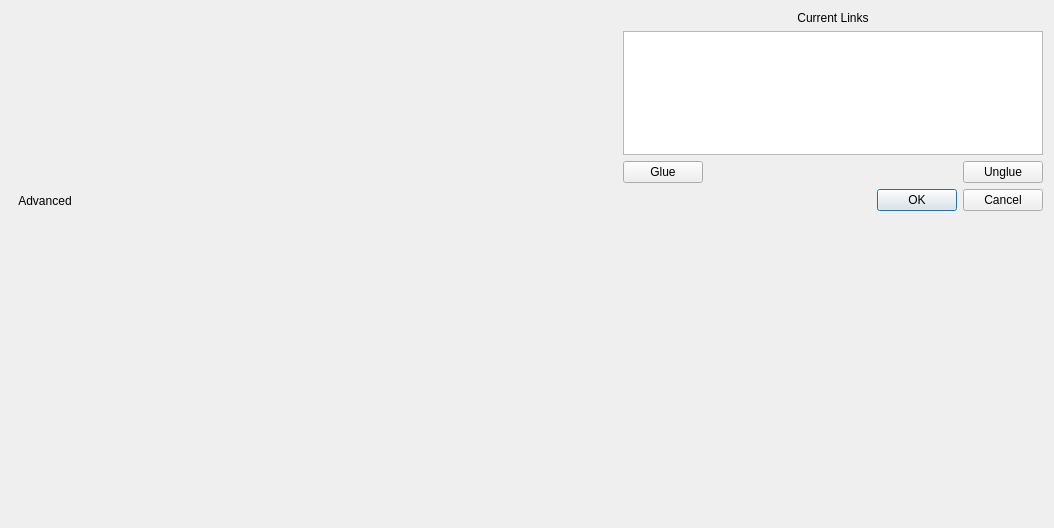
Qt form glue/dialogs/link_editor/qt/link_editor.ui (glue-viz/glue) before a commit.
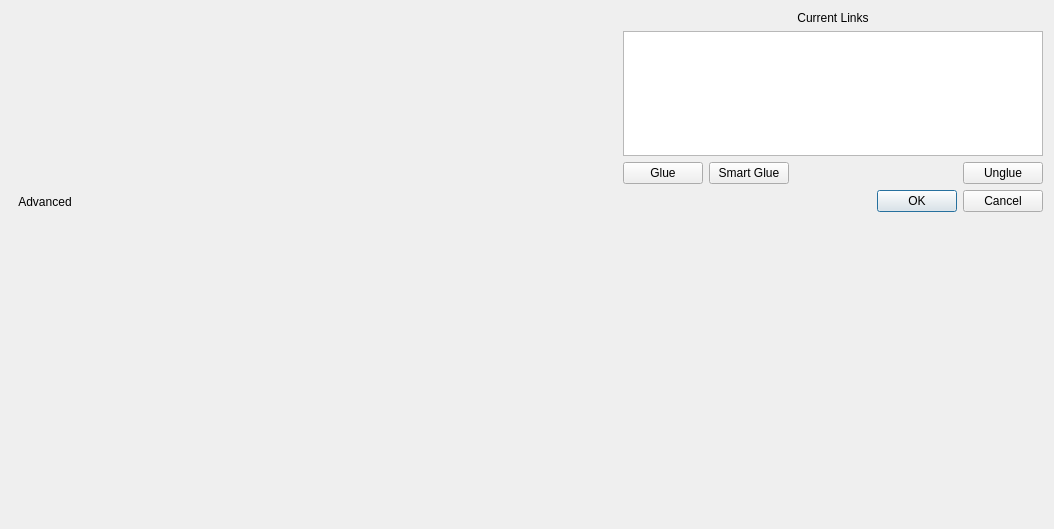
The same form after that commit. Custom widgets are drawn as their Qt base class.

Commit message: add smart link based on array

Diff of the .ui file:
```diff
--- a/glue/dialogs/link_editor/qt/link_editor.ui
+++ b/glue/dialogs/link_editor/qt/link_editor.ui
@@ -7,7 +7,7 @@
     <x>0</x>
     <y>0</y>
     <width>1054</width>
-    <height>528</height>
+    <height>529</height>
    </rect>
   </property>
   <property name="windowTitle">
@@ -111,6 +111,13 @@
              </property>
             </widget>
            </item>
+           <item>
+            <widget class="QPushButton" name="smart_link">
+             <property name="text">
+              <string>Smart Glue</string>
+             </property>
+            </widget>
+           </item>
            <item>
             <spacer name="horizontalSpacer">
              <property name="orientation">
```
The commit also changes 2 other files.
